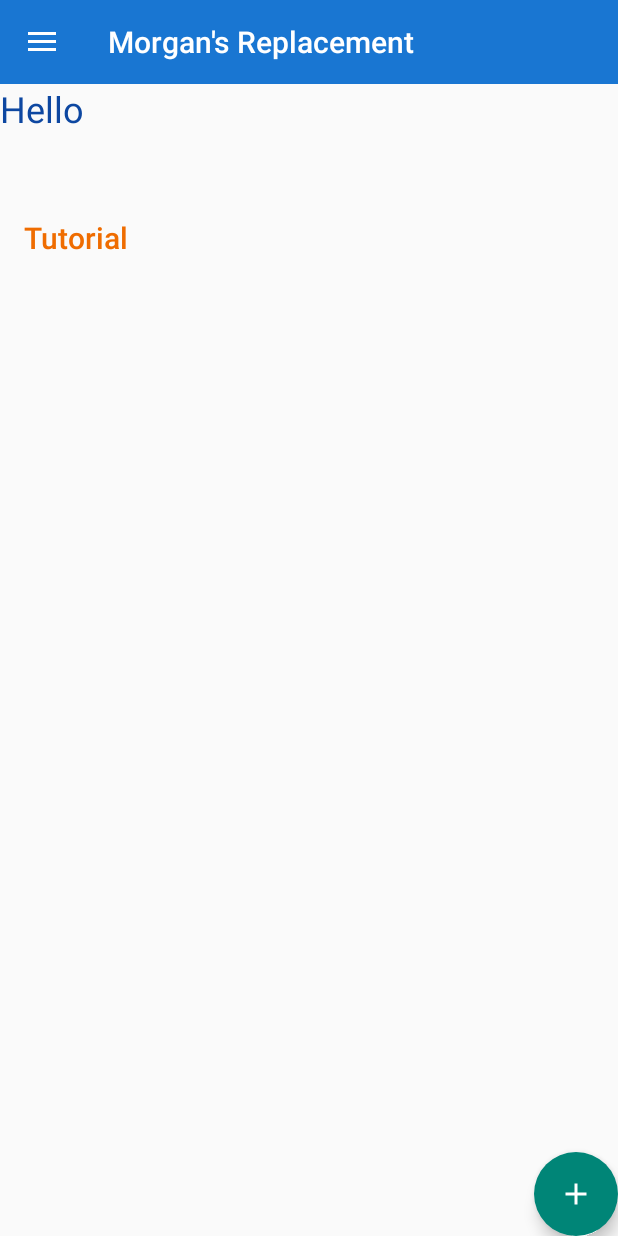
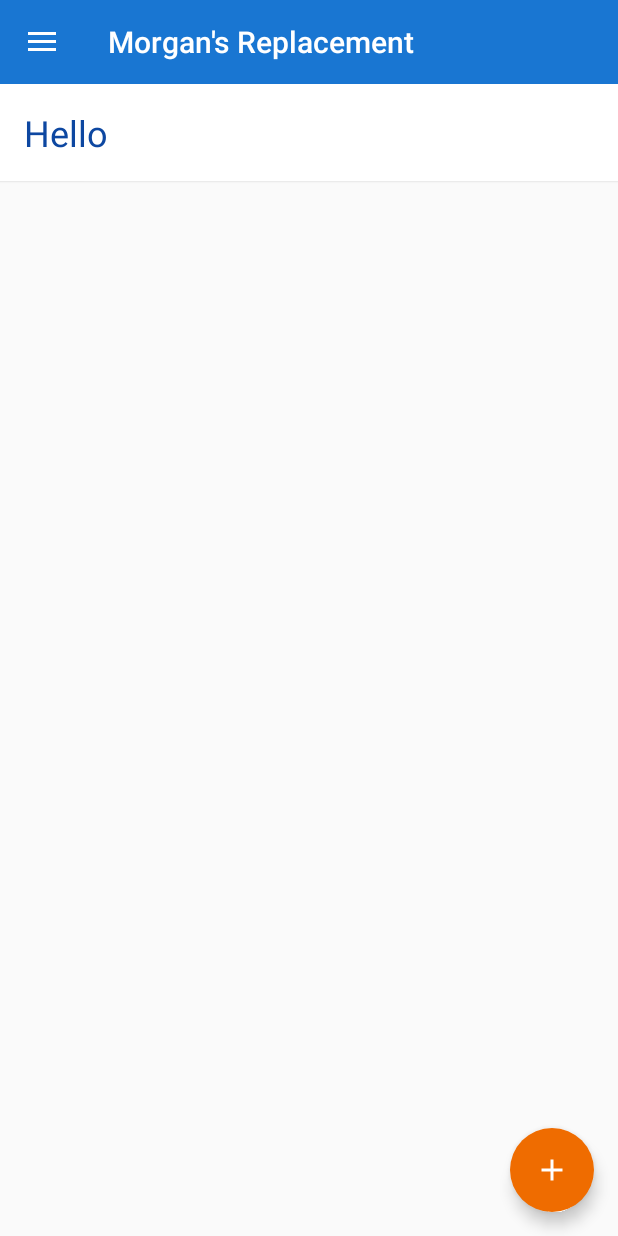
Before and after one commit to amisrs/tutor, an Android app: the TutorialListActivity screen opened directly, with no data from a screen before it, on a phone screen of 412 x 824 dp. Run offline under Robolectric (Android 15) with nearby library versions, the light colour scheme and no system bars; pictures from the network do not load; 7 statements that could not run were skipped.

Commit message:
lots of ui stufF

```diff
--- a/app/src/main/java/com/amisrs/gavin/tutorhelp/view/Assessment/AssessmentDetailsFragment.java
+++ b/app/src/main/java/com/amisrs/gavin/tutorhelp/view/Assessment/AssessmentDetailsFragment.java
@@ -277,8 +277,8 @@ public class AssessmentDetailsFragment extends Fragment {
         distTable.addView(markRow);
         distTable.addView(markCountRow);
         RelativeLayout distLayout = (RelativeLayout) view.findViewById(R.id.rl_distribution);
-        distLayout.addView(distTable);
-
+        //distLayout.addView(distTable);
+        //TODO: add this table back in when it looks good
         final RelativeLayout chartContainer = (RelativeLayout) view.findViewById(R.id.rl_chart);
 
         //Distribution Chart
--- a/app/src/main/java/com/amisrs/gavin/tutorhelp/view/Assessment/AssessmentListFragment.java
+++ b/app/src/main/java/com/amisrs/gavin/tutorhelp/view/Assessment/AssessmentListFragment.java
@@ -13,6 +13,7 @@ import android.widget.TextView;
 
 import com.amisrs.gavin.tutorhelp.R;
 import com.amisrs.gavin.tutorhelp.controller.AssessmentListAdapter;
+import com.amisrs.gavin.tutorhelp.controller.DividerItemDecoration;
 import com.amisrs.gavin.tutorhelp.controller.StudentListAdapter;
 import com.amisrs.gavin.tutorhelp.db.AssessmentQueries;
 import com.amisrs.gavin.tutorhelp.db.TutorialQueries;
@@ -82,6 +83,7 @@ public class AssessmentListFragment extends Fragment {
         recyclerView = (RecyclerView)view.findViewById(R.id.rv_students);
         noneTextView = (TextView)view.findViewById(R.id.tv_none);
         recyclerView.setLayoutManager(linearLayoutManager);
+        recyclerView.addItemDecoration(new DividerItemDecoration(getContext()));
 //        TutorialQueries tutorialQueries = new TutorialQueries(getContext());
         AssessmentQueries assessmentQueries = new AssessmentQueries(getContext());
         ArrayList<Assessment> assessmentArrayList = new ArrayList<>();
--- a/app/src/main/java/com/amisrs/gavin/tutorhelp/view/Assessment/AssessmentsActivity.java
+++ b/app/src/main/java/com/amisrs/gavin/tutorhelp/view/Assessment/AssessmentsActivity.java
@@ -99,6 +99,10 @@ public class AssessmentsActivity extends DrawerActivity implements AssessmentLis
         FragmentManager fragmentManager = getSupportFragmentManager();
         FragmentTransaction fragmentTransaction = fragmentManager.beginTransaction();
         fragmentTransaction.replace(R.id.rl_left, AssessmentListFragment.newInstance(currentTerm));
+        Fragment fragment = fragmentManager.findFragmentByTag(RIGHT_TAG);
+        if(fragment != null) {
+            fragmentTransaction.remove(fragment);
+        }
         fragmentTransaction.commit();
 
 
--- a/app/src/main/java/com/amisrs/gavin/tutorhelp/view/StudentsActivity.java
+++ b/app/src/main/java/com/amisrs/gavin/tutorhelp/view/StudentsActivity.java
@@ -125,7 +125,7 @@ public class StudentsActivity extends DrawerActivity implements StudentListFragm
     public void refreshStudentList() {
         FragmentManager fragmentManager = getSupportFragmentManager();
         FragmentTransaction fragmentTransaction = fragmentManager.beginTransaction();
-        fragmentTransaction.replace(R.id.rl_left, StudentListFragment.newInstance(tutorial), RIGHT_TAG);
+        fragmentTransaction.replace(R.id.rl_left, StudentListFragment.newInstance(tutorial));
         fragmentTransaction.commit();
 
     }
--- a/app/src/main/java/com/amisrs/gavin/tutorhelp/view/TutorialListActivity.java
+++ b/app/src/main/java/com/amisrs/gavin/tutorhelp/view/TutorialListActivity.java
@@ -16,6 +16,7 @@ import android.view.View;
 import android.widget.TextView;
 
 import com.amisrs.gavin.tutorhelp.R;
+import com.amisrs.gavin.tutorhelp.controller.DividerItemDecoration;
 import com.amisrs.gavin.tutorhelp.controller.OnDeleteListener;
 import com.amisrs.gavin.tutorhelp.controller.OnTutorialUpdateListener;
 import com.amisrs.gavin.tutorhelp.db.TutorialQueries;
@@ -85,6 +86,7 @@ public class TutorialListActivity extends DrawerActivity implements NewTutorialD
         adapter.setOnTutorialUpdateListener(this);
         adapter.giveList(tutorialArrayList);
         adapter.setOnDeleteListener(this);
+        recycler.addItemDecoration(new DividerItemDecoration(this));
         recycler.setAdapter(adapter);
 
     }
--- a/app/src/main/res/layout/activity_base.xml
+++ b/app/src/main/res/layout/activity_base.xml
@@ -5,6 +5,7 @@
     android:layout_width="match_parent"
     android:layout_height="match_parent"
     android:shrinkColumns=""
+    android:background="@android:color/transparent"
     tools:context="com.amisrs.gavin.tutorhelp.view.BaseActivity">
 
     <Spinner
--- a/app/src/main/res/layout/activity_tutorial_list.xml
+++ b/app/src/main/res/layout/activity_tutorial_list.xml
@@ -2,6 +2,7 @@
 <RelativeLayout xmlns:android="http://schemas.android.com/apk/res/android"
     xmlns:app="http://schemas.android.com/apk/res-auto"
     xmlns:tools="http://schemas.android.com/tools"
+
     android:layout_width="match_parent"
     android:layout_height="match_parent"
 
@@ -13,6 +14,12 @@
         android:id="@+id/rl_top"
         android:layout_width="match_parent"
         android:layout_height="wrap_content"
+        android:paddingBottom="@dimen/activity_vertical_margin"
+        android:paddingLeft="@dimen/activity_horizontal_margin"
+        android:paddingRight="@dimen/activity_horizontal_margin"
+        android:paddingTop="@dimen/activity_vertical_margin"
+
+        android:background="@color/white"
         android:elevation="1dp">
 
         <TextView
@@ -38,26 +45,12 @@
         android:id="@+id/rl_bottom"
         android:layout_width="match_parent"
         android:layout_height="wrap_content"
-        android:layout_below="@+id/rl_top"
-        android:layout_marginTop="?attr/actionBarSize"
-        android:paddingBottom="@dimen/activity_vertical_margin"
-        android:paddingLeft="@dimen/activity_horizontal_margin"
-        android:paddingRight="@dimen/activity_horizontal_margin">
-
-        <TextView
-            android:id="@+id/tv_tutorialList"
-            android:layout_width="match_parent"
-            android:layout_height="wrap_content"
-            android:text="Tutorial"
-            android:textAppearance="@style/TextAppearance.AppCompat.Title"
-            android:textColor="@color/colorAccent" />
+        android:layout_below="@+id/rl_top">
 
         <android.support.v7.widget.RecyclerView
             android:id="@+id/rv_tutorials"
             android:layout_width="match_parent"
-            android:layout_height="match_parent"
-            android:layout_below="@+id/tv_tutorialList"
-            android:paddingTop="16dp">
+            android:layout_height="match_parent">
 
         </android.support.v7.widget.RecyclerView>
 
@@ -71,6 +64,8 @@
         android:id="@+id/fab_add"
         android:layout_width="wrap_content"
         android:layout_height="wrap_content"
+        android:layout_marginBottom="16dp"
+        android:layout_marginRight="16dp"
         android:layout_gravity="bottom|right"
         android:clickable="true"
         android:src="@drawable/ic_add_white_24dp"
--- a/app/src/main/res/layout/fragment_assessment_details.xml
+++ b/app/src/main/res/layout/fragment_assessment_details.xml
@@ -133,6 +133,8 @@
                 android:layout_height="wrap_content"
                 android:layout_marginTop="@dimen/tutorialListBig"
                 android:textSize="@dimen/tutorialListName"
+                android:textAppearance="@style/TextAppearance.AppCompat.Title"
+                android:textColor="@color/colorPrimary"
                 android:text="@string/stats"/>
 
             <TextView
@@ -173,7 +175,6 @@
                 android:layout_below="@id/sp_chart"
                 android:layout_height="@dimen/barChartHeight">
             </RelativeLayout>
-
         </RelativeLayout>
     </ScrollView>
 </RelativeLayout>
--- a/app/src/main/res/values/strings.xml
+++ b/app/src/main/res/values/strings.xml
@@ -37,6 +37,7 @@
 
     <string name="student">Students</string>
     <string name="tutorial">Tutorial</string>
+    <string name="assessements">Assessments</string>
 
     <string name="stats">Statistics</string>
     <string name="mean">Mean</string>
--- a/app/src/main/res/values/styles.xml
+++ b/app/src/main/res/values/styles.xml
@@ -5,6 +5,7 @@
       <item name="colorControlActivated">#2962ff</item>
       <item name="colorControlHighlight">#D1EEFC</item>
       <item name="android:editTextColor">#2962ff</item>
+      <item name="colorAccent">@color/colorAccent</item>
    </style>
 
 
```
Also changed, not shown: app/src/main/java/com/amisrs/gavin/tutorhelp/view/StudentDetailsFragment.java (+6 -2 lines), app/src/main/res/layout/fragment_student_details.xml (+20 -6 lines), app/src/main/res/layout/layout_assessment_listitem.xml (+10 -1 lines), app/src/main/res/layout/layout_mark_listitem.xml (+10 -2 lines), app/src/main/res/layout/layout_tutorial_listitem.xml (+26 -13 lines).
